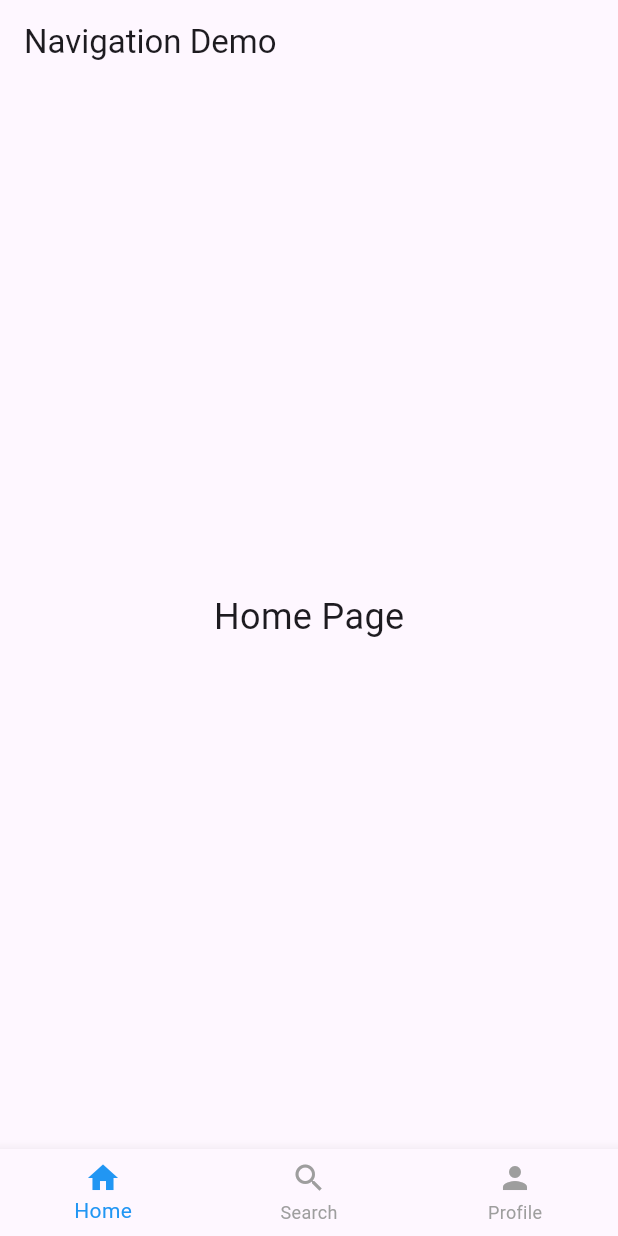
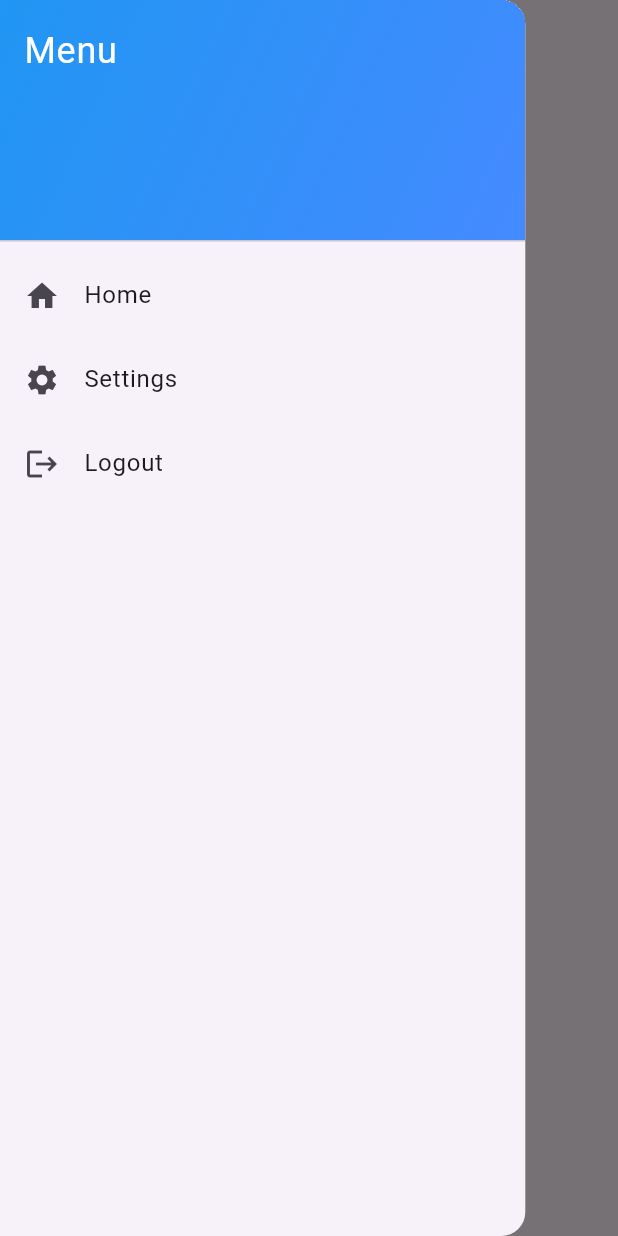
Before and after one commit to kaveenskn/Flutter_Project, a Flutter app: the screen it shows after launch, with the side drawer open (before the commit the screen has no drawer), on a phone screen of 412 x 824 dp. Run offline on Flutter 3.47's test engine with Material 3 defaults, Android fonts, the phone set to English and light mode, and no system bars.

Commit message:
added Drawer sectionn

```diff
--- /dev/null
+++ b/lib/Drawer.dart
@@ -0,0 +1,54 @@
+import 'package:flutter/material.dart';
+
+class MyDrawer extends StatelessWidget {
+  const MyDrawer({Key? key}) : super(key: key);
+
+  @override
+  Widget build(BuildContext context) {
+    return Drawer(
+       width: MediaQuery.of(context).size.width * 0.85,
+      child: ListView(
+        padding: EdgeInsets.zero,
+        children: [
+          DrawerHeader(
+            decoration: BoxDecoration(
+                  gradient: LinearGradient(
+                    colors: [Colors.blue, Colors.blueAccent],
+                    begin: Alignment.topLeft,
+                    end: Alignment.bottomRight,
+                  ),
+                ),
+            child: Text(
+              'Menu',
+              style: TextStyle(
+                color: Colors.white,
+                fontSize: 24,
+              ),
+            ),
+          ),
+          ListTile(
+            leading: Icon(Icons.home),
+            title: Text('Home'),
+            onTap: () {
+              Navigator.pop(context);
+            },
+          ),
+          ListTile(
+            leading: Icon(Icons.settings),
+            title: Text('Settings'),
+            onTap: () {
+              Navigator.pop(context);
+            },
+          ),
+          ListTile(
+            leading: Icon(Icons.logout),
+            title: Text('Logout'),
+            onTap: () {
+              Navigator.pop(context);
+            },
+          ),
+        ],
+      ),
+    );
+  }
+}
--- a/lib/main.dart
+++ b/lib/main.dart
@@ -1,6 +1,5 @@
 import 'package:flutter/material.dart';
-import 'navigationbar.dart'; // this is where your HomePage is defined
-// import 'Buttons.dart';
+import 'Drawer.dart'; // Ensure this file has `MyDrawer` class properly defined
 
 void main() {
   runApp(MyApp());
@@ -10,9 +9,17 @@ class MyApp extends StatelessWidget {
   @override
   Widget build(BuildContext context) {
     return MaterialApp(
-      title: 'Navigation App',
+      title: 'Myapp',
       theme: ThemeData(primarySwatch: Colors.blue),
-      home: HomePage(), // Let HomePage handle Scaffold, AppBar, and BottomNavigationBar
+      home: Scaffold(
+        appBar: AppBar(
+          title: Text('Navigation App'),
+        ),
+        drawer: MyDrawer(), // ✅ Add your custom drawer here
+        body: Center(
+          child: Text('Welcome to the home page!'),
+        ),
+      ),
     );
   }
 }
```
